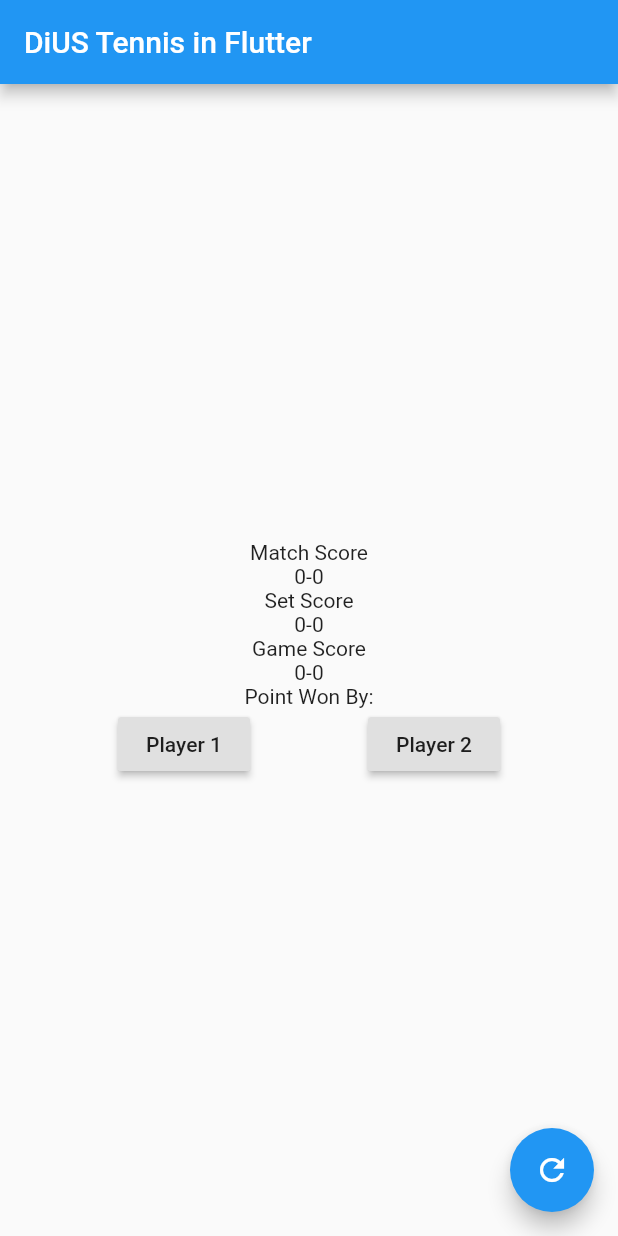
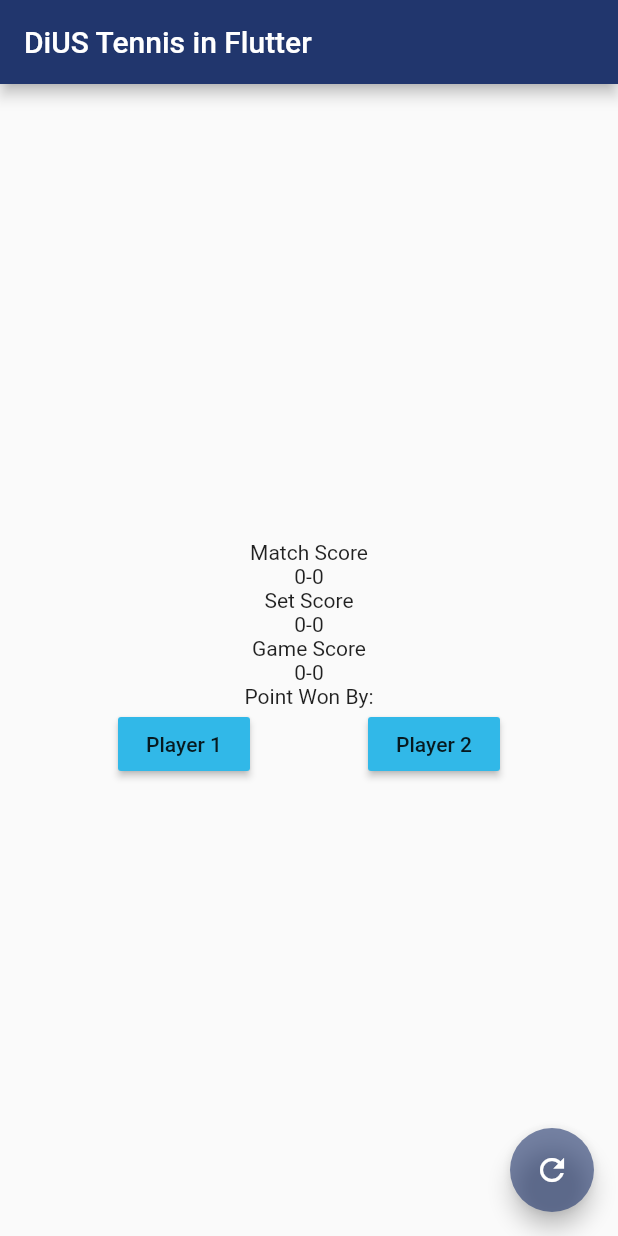
Before and after one commit to eKoopmans/dius-tennis-flutter, a Flutter app: the screen it shows after launch, on a phone screen of 412 x 824 dp. Run offline on Flutter 3.47's test engine with Material 2 defaults, Android fonts, the phone set to English and light mode, and no system bars.

Commit message:
Add DiUS theme colours

```diff
--- a/lib/main.dart
+++ b/lib/main.dart
@@ -8,7 +8,20 @@ class MyApp extends StatelessWidget {
     return MaterialApp(
       title: 'DiUS Tennis',
       theme: ThemeData(
-        primarySwatch: Colors.blue,
+        primarySwatch: const MaterialColor(0xFF21366D,
+          const {
+            50 : const Color.fromRGBO(33, 54, 109, .1),
+            100 : const Color.fromRGBO(33, 54, 109, .2),
+            200 : const Color.fromRGBO(33, 54, 109, .3),
+            300 : const Color.fromRGBO(33, 54, 109, .4),
+            400 : const Color.fromRGBO(33, 54, 109, .5),
+            500 : const Color.fromRGBO(33, 54, 109, .6),
+            600 : const Color.fromRGBO(33, 54, 109, .7),
+            700 : const Color.fromRGBO(33, 54, 109, .8),
+            800 : const Color.fromRGBO(33, 54, 109, .9),
+            900 : const Color.fromRGBO(33, 54, 109, 1),
+          }
+        ),
       ),
       home: MyHomePage(title: 'DiUS Tennis in Flutter', p1: 'Player 1', p2: 'Player 2'),
     );
@@ -122,10 +135,12 @@ class _MyHomePageState extends State<MyHomePage> {
                 RaisedButton(
                   onPressed: () {_pointWonBy(0);},
                   child: Text('${widget.p1}'),
+                  color: const Color(0xFF31b8e8),
                 ),
                 RaisedButton(
                   onPressed: () {_pointWonBy(1);},
                   child: Text('${widget.p2}'),
+                  color: const Color(0xFF31b8e8),
                 ),
               ],
             ),
```
